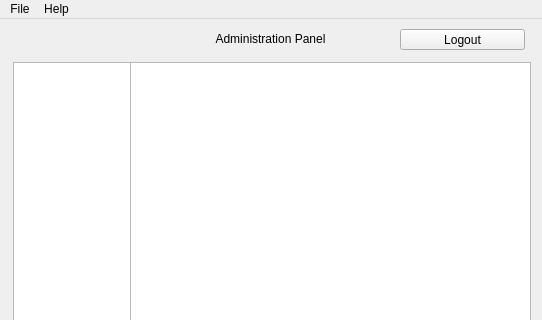
luigiacuna/UB-GUI-OOP-Final-Project, file adminwindow.ui: the form before one commit; both pictures show x 0 to 542 and y 0 to 320 of the 542 by 600 pixel window.
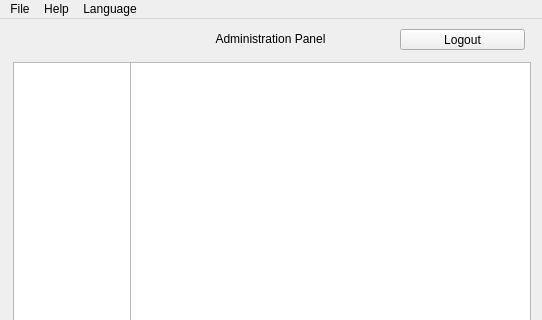
The form after the commit.

Diff of the .ui file:
```diff
--- a/adminwindow.ui
+++ b/adminwindow.ui
@@ -151,8 +151,15 @@
     </property>
     <addaction name="actionAbout"/>
    </widget>
+   <widget class="QMenu" name="menuLanguage">
+    <property name="title">
+     <string>Language</string>
+    </property>
+    <addaction name="actionSpanish"/>
+   </widget>
    <addaction name="menuFile"/>
    <addaction name="menuHelp"/>
+   <addaction name="menuLanguage"/>
   </widget>
   <widget class="QStatusBar" name="statusbar"/>
   <action name="actionAbout">
```
Left out of the diff: 5 changed lines with no effect on the pictures.
